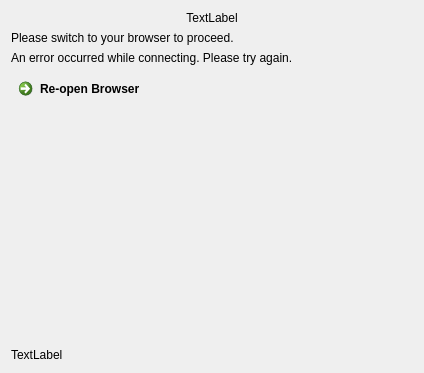
Before: the Qt Designer form src/gui/wizard/owncloudoauthcredspage.ui in reberthkss/ResultCloud, drawn with Qt 5.
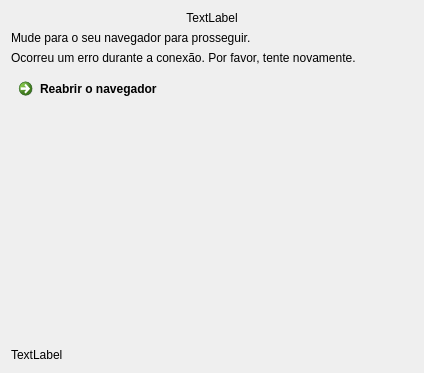
After: the same form once the commit is applied.

Patch:
```diff
--- a/src/gui/wizard/owncloudoauthcredspage.ui
+++ b/src/gui/wizard/owncloudoauthcredspage.ui
@@ -33,7 +33,7 @@
    <item>
     <widget class="QLabel" name="label">
      <property name="text">
-      <string>Please switch to your browser to proceed.</string>
+      <string>Mude para o seu navegador para prosseguir.</string>
      </property>
      <property name="wordWrap">
       <bool>true</bool>
@@ -43,7 +43,7 @@
    <item>
     <widget class="QLabel" name="errorLabel">
      <property name="text">
-      <string>An error occurred while connecting. Please try again.</string>
+      <string>Ocorreu um erro durante a conexão. Por favor, tente novamente.</string>
      </property>
      <property name="textFormat">
       <enum>Qt::PlainText</enum>
@@ -53,7 +53,7 @@
    <item>
     <widget class="QCommandLinkButton" name="openLinkButton">
      <property name="text">
-      <string>Re-open Browser</string>
+      <string>Reabrir o navegador</string>
      </property>
     </widget>
    </item>
```
